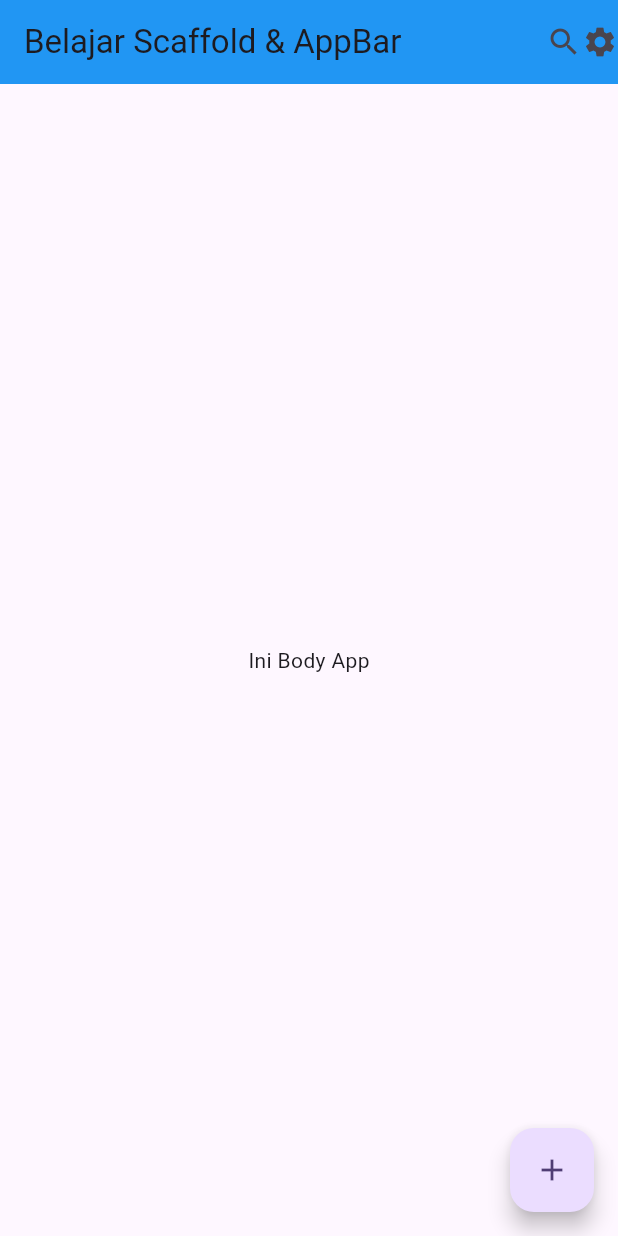
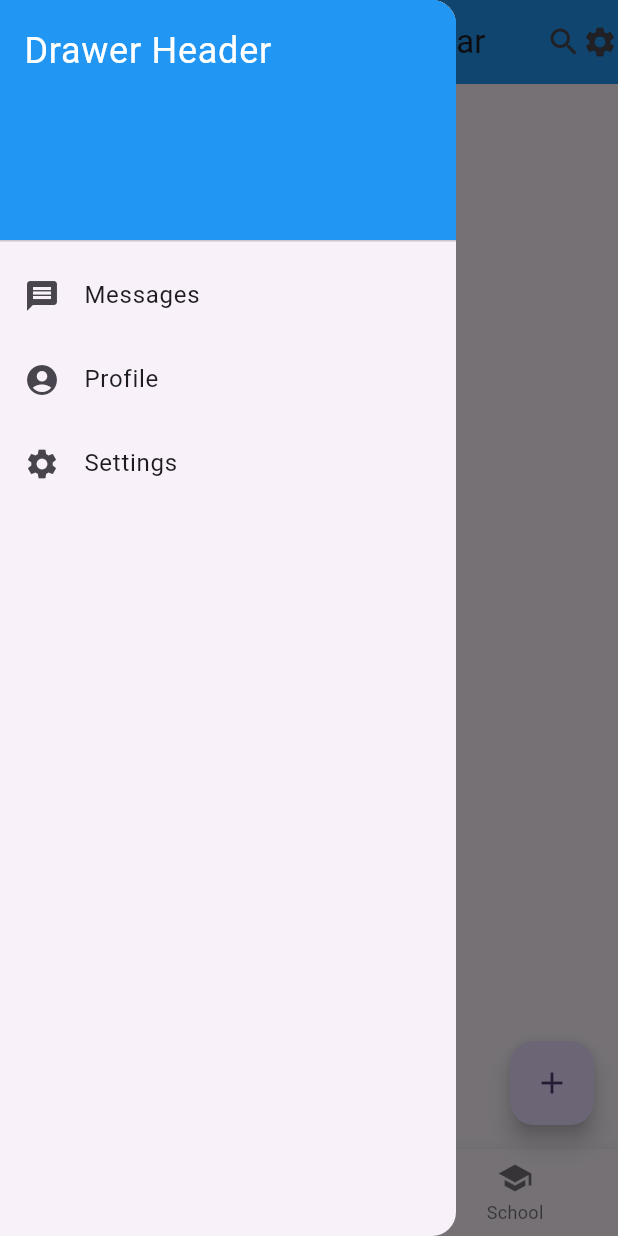
Before and after one commit to aldofebryn/project6dart, a Flutter app: the screen it shows after launch, with the side drawer open (before the commit the screen has no drawer), on a phone screen of 412 x 824 dp. Run offline on Flutter 3.47's test engine with Material 3 defaults, Android fonts, the phone set to English and light mode, and no system bars.

Commit message:
BottomNavigationBar

```diff
--- a/lib/main.dart
+++ b/lib/main.dart
@@ -27,6 +27,49 @@ class Myprofile extends StatelessWidget {
           onPressed: () {},
           child: const Icon(Icons.add),
         ),
+
+        drawer: Drawer(
+          child: ListView(
+            padding: EdgeInsets.zero,
+            children: const <Widget>[
+              DrawerHeader(
+                decoration: BoxDecoration(
+                  color: Colors.blue,
+                ),
+                child: Text(
+                  'Drawer Header',
+                  style: TextStyle(
+                    color: Colors.white,
+                    fontSize: 24,
+                  ),
+                ),
+              ),
+              ListTile(leading: Icon(Icons.message),
+                title: Text('Messages'),),
+              ListTile(leading: Icon(Icons.account_circle),
+                title: Text('Profile'),
+              ),
+              ListTile(leading: Icon(Icons.settings),
+                title: Text('Settings'),
+              ),
+            ],
+          ),
+        ),
+
+        bottomNavigationBar: BottomNavigationBar(
+          items: const <BottomNavigationBarItem>[
+            BottomNavigationBarItem(icon: Icon(Icons.home),
+              label: 'Home',
+            ),
+            BottomNavigationBarItem(icon: Icon(Icons.business),
+              label: 'Business',
+            ),
+            BottomNavigationBarItem(icon: Icon(Icons.school),
+              label: 'School',
+            ),
+          ],
+        ),
+
       ),
       title: 'Flutter Demo',
       theme: ThemeData(
```
